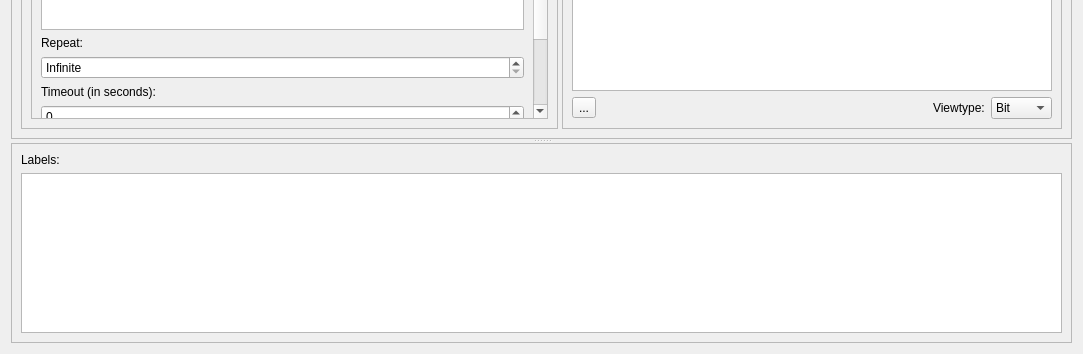
The window that ui/simulator.ui (jopohl/urh) describes before a commit, drawn with Qt 5; both pictures show x 0 to 1083 and y 197 to 551 of the 1083 by 551 pixel window.
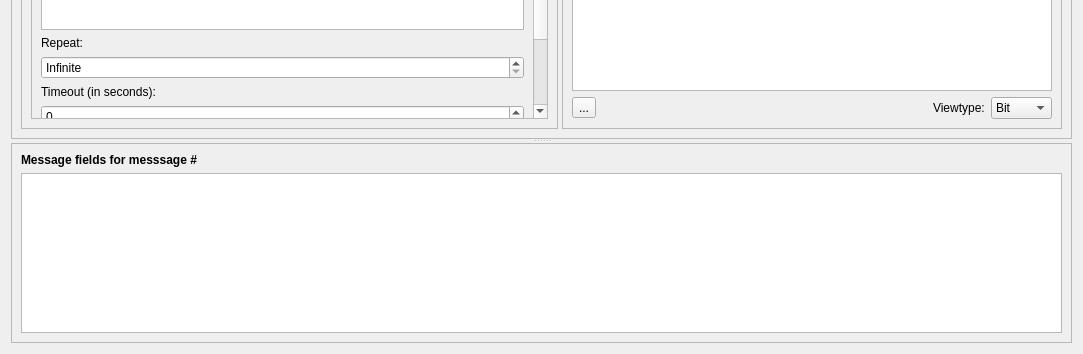
The same window after the commit. Icons and pictures are not drawn. Custom widgets are drawn as their Qt base class.

The edit to the form file:
```diff
--- a/ui/simulator.ui
+++ b/ui/simulator.ui
@@ -227,7 +227,7 @@
        <item row="0" column="0">
         <widget class="QLabel" name="label_8">
          <property name="text">
-          <string>Labels:</string>
+          <string>&lt;html&gt;&lt;head/&gt;&lt;body&gt;&lt;p&gt;&lt;span style=&quot; font-weight:600;&quot;&gt;Message fields for messsage #&lt;/span&gt;&lt;/p&gt;&lt;/body&gt;&lt;/html&gt;</string>
          </property>
         </widget>
        </item>
```
Left out of the diff: 27 changed lines with no effect on the pictures.
